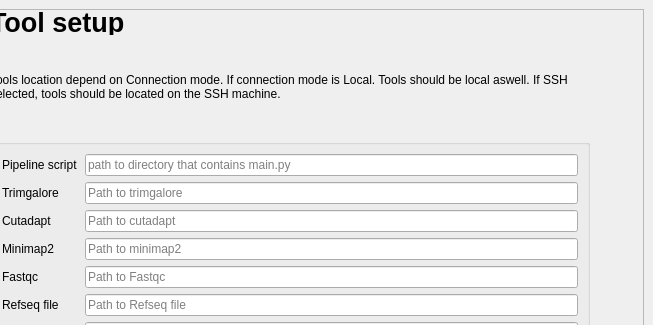
Before: the Qt Designer form gui_client/ui_views/mainwindow.ui in devalk96/Thema06, drawn with Qt 5; both pictures show x 162 to 815 and y 0 to 325 of the 815 by 538 pixel window.
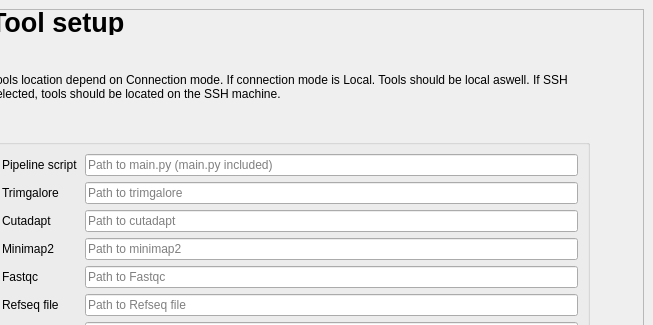
After: the same form once the commit is applied. The open tabs and pages were chosen to show the change.

```diff
--- a/gui_client/ui_views/mainwindow.ui
+++ b/gui_client/ui_views/mainwindow.ui
@@ -552,7 +552,7 @@
                   </size>
                  </property>
                  <property name="placeholderText">
-                  <string>path to directory that contains main.py</string>
+                  <string>Path to main.py (main.py included)</string>
                  </property>
                  <property name="clearButtonEnabled">
                   <bool>true</bool>
```
Left out of the diff: 2 changed lines with no effect on the pictures.
